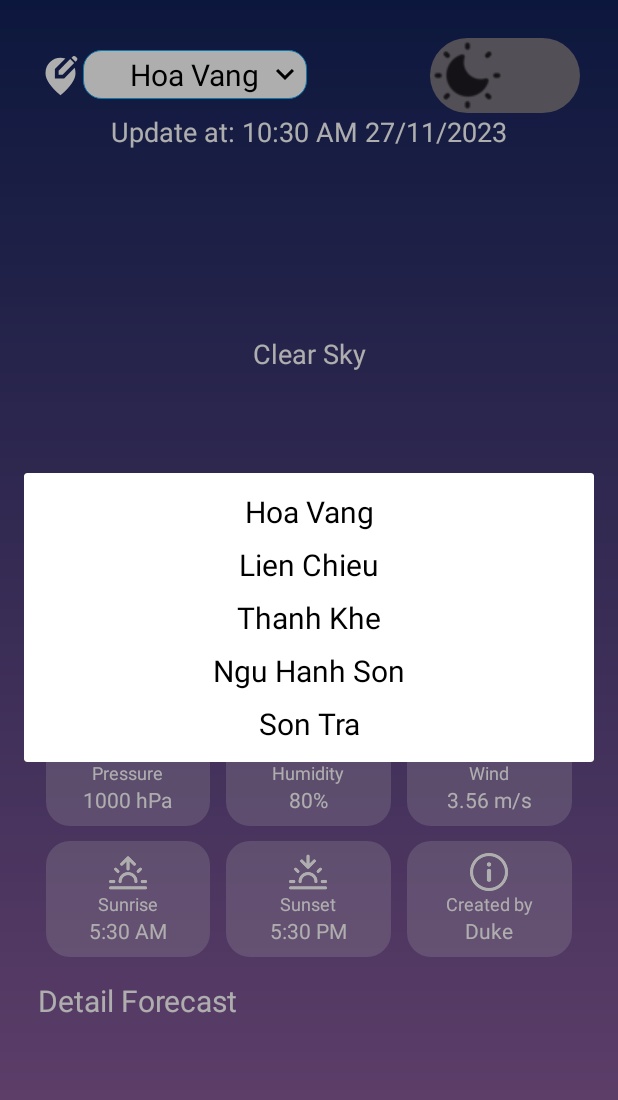
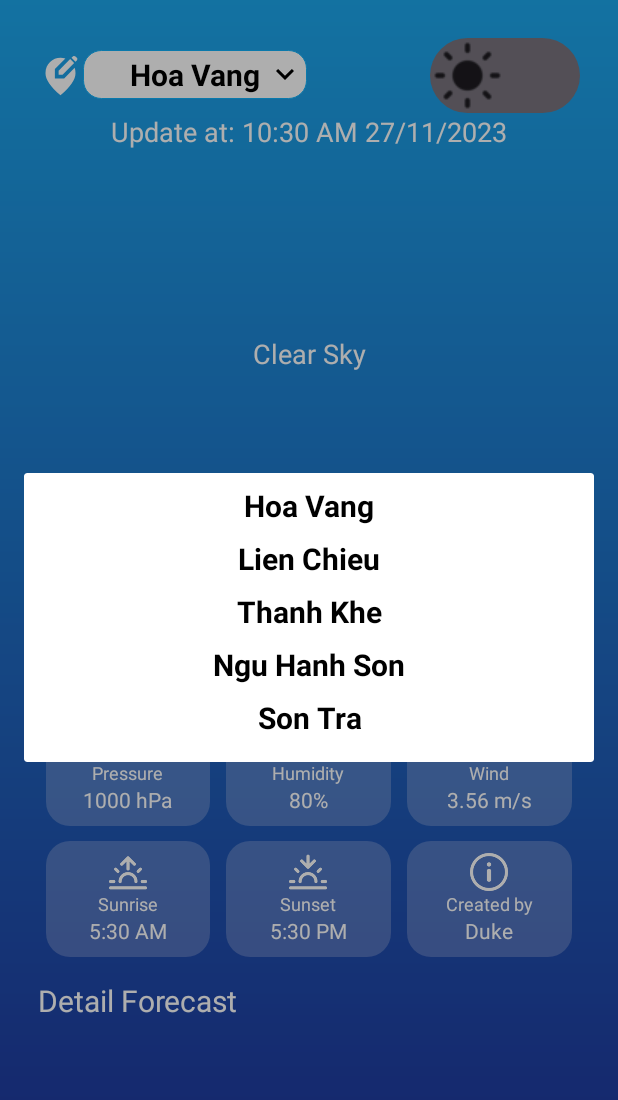
Before and after one commit to thanhduong1002/weatherapp, an Android app: the screen it shows after launch (MainActivity), after a tap on "Hoa Vang", on a phone screen of 412 x 824 dp. Shown: the top 1100 px of the screen. Run offline under Robolectric (Android 15) with nearby library versions, the phone set to English and light mode, and no system bars; our stand-ins replace Picasso; libraries missing offline, so code that uses them is left out: com.github.mikephil.charting; pictures from the network do not load; 22 statements that could not run were skipped.

Commit message:
implement dark mode

```diff
--- a/app/src/main/java/com/example/weatherapp/MainActivity.kt
+++ b/app/src/main/java/com/example/weatherapp/MainActivity.kt
@@ -15,6 +15,7 @@ import android.widget.Button
 import android.widget.RadioButton
 import android.widget.RadioGroup
 import android.widget.Toast
+import androidx.appcompat.app.AppCompatDelegate
 import androidx.lifecycle.ViewModelProvider
 import androidx.recyclerview.widget.LinearLayoutManager
 import com.example.weatherapp.adapter.DetailForecastAdapter
@@ -56,6 +57,11 @@ class MainActivity : AppCompatActivity() {
         binding.seeMoreLinear.setOnClickListener {
             showPopupDialog()
         }
+
+        binding.switchDarkMode.setOnCheckedChangeListener { button, isChecked ->
+            if (!isChecked) AppCompatDelegate.setDefaultNightMode(AppCompatDelegate.MODE_NIGHT_NO)
+            else AppCompatDelegate.setDefaultNightMode(AppCompatDelegate.MODE_NIGHT_YES)
+        }
     }
 
     private fun setupLocationSpinner() {
@@ -64,6 +70,7 @@ class MainActivity : AppCompatActivity() {
         val adapter = ArrayAdapter(this, R.layout.text_dropdown, locations)
         adapter.setDropDownViewResource(R.layout.spinner_text_dropdown)
         binding.spinnerLocation.adapter = adapter
+        binding.spinnerLocation.setPopupBackgroundResource(R.color.black)
 
         binding.spinnerLocation.onItemSelectedListener =
             object : AdapterView.OnItemSelectedListener {
--- a/app/src/main/res/drawable/arrow_down_gray.xml
+++ b/app/src/main/res/drawable/arrow_down_gray.xml
@@ -1,4 +1,5 @@
-<vector android:height="24dp" android:tint="#000000"
+<vector
+    android:height="24dp" android:tint="@color/black"
     android:viewportHeight="24" android:viewportWidth="24"
     android:width="24dp" xmlns:android="http://schemas.android.com/apk/res/android">
     <path android:fillColor="@android:color/white" android:pathData="M7.41,8.59L12,13.17l4.59,-4.58L18,10l-6,6 -6,-6 1.41,-1.41z"/>
--- a/app/src/main/res/drawable/bg_spinner.xml
+++ b/app/src/main/res/drawable/bg_spinner.xml
@@ -7,7 +7,7 @@
 
             <item>
                 <shape>
-                    <gradient android:angle="90" android:endColor="#ffffff" android:startColor="#ffffff" android:type="linear" />
+                    <gradient android:angle="90" android:endColor="@color/whiteText" android:startColor="@color/whiteText" android:type="linear" />
 
                     <stroke android:width="0.33dp" android:color="#0fb1fa" />
 
--- a/app/src/main/res/drawable/gradient_bg.xml
+++ b/app/src/main/res/drawable/gradient_bg.xml
@@ -4,8 +4,8 @@
 
     <gradient
         android:angle="90"
-        android:startColor="#9561a1"
-        android:endColor="#122259"
+        android:startColor="@color/startLight"
+        android:endColor="@color/endLight"
         android:type="linear">
 
     </gradient>
--- a/app/src/main/res/drawable/ic_location.xml
+++ b/app/src/main/res/drawable/ic_location.xml
@@ -1,7 +1,12 @@
-<vector android:height="24dp" android:tint="#ffffff"
+<vector xmlns:tools="http://schemas.android.com/tools"
+    android:height="24dp" android:tint="@color/whiteText"
     android:viewportHeight="24" android:viewportWidth="24"
-    android:width="24dp" xmlns:android="http://schemas.android.com/apk/res/android">
-    <path android:fillColor="@android:color/white" android:pathData="M13.95,13H9V8.05l5.61,-5.61C13.78,2.16 12.9,2 12,2c-4.2,0 -8,3.22 -8,8.2c0,3.32 2.67,7.25 8,11.8c5.33,-4.55 8,-8.48 8,-11.8c0,-1.01 -0.16,-1.94 -0.45,-2.8L13.95,13z"/>
-    <path android:fillColor="@android:color/white" android:pathData="M11,11l2.12,0l6.16,-6.16l-2.12,-2.12l-6.16,6.16z"/>
-    <path android:fillColor="@android:color/white" android:pathData="M20.71,2L20,1.29C19.8,1.1 19.55,1 19.29,1c-0.13,0 -0.48,0.07 -0.71,0.29l-0.72,0.72l2.12,2.12l0.72,-0.72C21.1,3.02 21.1,2.39 20.71,2z"/>
+    android:width="24dp" xmlns:android="http://schemas.android.com/apk/res/android"
+    tools:ignore="VectorRaster">
+    <path android:fillColor="@android:color/white" android:pathData="M13.95,13H9V8.05l5.61,-5.61C13.78,2.16 12.9,2 12,2c-4.2,0 -8,3.22 -8,8.2c0,3.32 2.67,7.25 8,11.8c5.33,-4.55 8,-8.48 8,-11.8c0,-1.01 -0.16,-1.94 -0.45,-2.8L13.95,13z"
+        tools:ignore="VectorRaster" />
+    <path android:fillColor="@android:color/white" android:pathData="M11,11l2.12,0l6.16,-6.16l-2.12,-2.12l-6.16,6.16z"
+        tools:ignore="VectorRaster" />
+    <path android:fillColor="@android:color/white" android:pathData="M20.71,2L20,1.29C19.8,1.1 19.55,1 19.29,1c-0.13,0 -0.48,0.07 -0.71,0.29l-0.72,0.72l2.12,2.12l0.72,-0.72C21.1,3.02 21.1,2.39 20.71,2z"
+        tools:ignore="VectorRaster" />
 </vector>
--- a/app/src/main/res/drawable/linear_rounded_corner.xml
+++ b/app/src/main/res/drawable/linear_rounded_corner.xml
@@ -1,5 +1,5 @@
 <?xml version="1.0" encoding="utf-8"?>
 <shape xmlns:android="http://schemas.android.com/apk/res/android">
-    <solid android:color="#3CF1EBF1" />
+    <solid android:color="@color/backgroundTransparent" />
     <corners android:radius="16dp" />
 </shape>
--- a/app/src/main/res/drawable/thumb.xml
+++ b/app/src/main/res/drawable/thumb.xml
@@ -1,17 +1,17 @@
 <?xml version="1.0" encoding="utf-8"?>
 <selector xmlns:android="http://schemas.android.com/apk/res/android">
 
-    <item android:state_checked="true" android:drawable="@drawable/light">
+    <item android:state_checked="true" android:drawable="@drawable/moon">
         <shape android:shape="oval">
             <solid android:color="@color/white" />
             <stroke android:width="1dp"
-                android:color="@color/green" />
+                android:color="@color/white" />
             <size android:width="50dp"
-                android:height="70dp" />
+                android:height="50dp" />
         </shape>
     </item>
 
-    <item android:state_checked="false" android:drawable="@drawable/moon">
+    <item android:state_checked="false" android:drawable="@drawable/light">
         <shape android:shape="oval">
             <solid android:color="@color/white" />
             <stroke android:width="1dp"
--- a/app/src/main/res/layout/detail_forecast_item.xml
+++ b/app/src/main/res/layout/detail_forecast_item.xml
@@ -10,6 +10,7 @@
         android:layout_height="wrap_content"
         android:id="@+id/cardItem"
         app:cardCornerRadius="15dp"
+        app:cardBackgroundColor="@color/backGroundCard"
         app:layout_constraintStart_toStartOf="parent"
         app:layout_constraintTop_toTopOf="parent">
 
--- a/app/src/main/res/layout/spinner_text_dropdown.xml
+++ b/app/src/main/res/layout/spinner_text_dropdown.xml
@@ -2,11 +2,12 @@
 
 <CheckedTextView xmlns:android="http://schemas.android.com/apk/res/android"
     android:id="@android:id/text1"
-    style="?android:attr/spinnerDropDownItemStyle"
     android:singleLine="true"
-    android:textColor="@color/black"
+    android:textColor="@color/textDropDown"
     android:layout_width="match_parent"
     android:textSize="20sp"
+    android:textStyle="bold"
     android:textAlignment="center"
     android:layout_height="35dp"
+    android:background="@color/spinnerDrop"
     android:ellipsize="marquee"/>
--- a/app/src/main/res/layout/text_dropdown.xml
+++ b/app/src/main/res/layout/text_dropdown.xml
@@ -6,6 +6,7 @@
     android:singleLine="true"
     android:textColor="@color/black"
     android:textSize="20sp"
+    android:textStyle="bold"
     android:layout_width="match_parent"
     android:layout_height="wrap_content"
     android:ellipsize="marquee"/>
--- /dev/null
+++ b/app/src/main/res/values-night/colors.xml
@@ -0,0 +1,12 @@
+<?xml version="1.0" encoding="utf-8"?>
+<resources>
+    <color name="whiteText">#000000</color>
+    <color name="black">#FFFFFF</color>
+    <color name="backgroundTransparent">#0256E4</color>
+    <color name="mainBackground">#060f1b</color>
+    <color name="startLight">#041B2D</color>
+    <color name="endLight">#004E9A</color>
+    <color name="backGroundCard">#0256E4</color>
+    <color name="spinnerDrop">#000000</color>
+    <color name="textDropDown">#ffffff</color>
+</resources>
--- a/app/src/main/res/values/colors.xml
+++ b/app/src/main/res/values/colors.xml
@@ -3,4 +3,12 @@
     <color name="black">#FF000000</color>
     <color name="white">#FFFFFFFF</color>
     <color name="green">#4CAF50</color>
+    <color name="whiteText">#ffffff</color>
+    <color name="backgroundTransparent">#3CF1EBF1</color>
+    <color name="mainBackground">#060f1b</color>
+    <color name="startLight">#1F2F98</color>
+    <color name="endLight">#1CA7EC</color>
+    <color name="backGroundCard">#FFFFFF</color>
+    <color name="spinnerDrop">#FFFFFF</color>
+    <color name="textDropDown">#000000</color>
 </resources>
```
